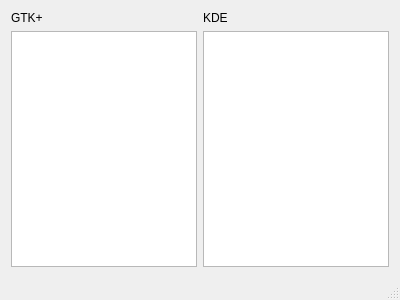
The window that bookmarksync.ui (jlu5/bookmarksync) describes before a commit, drawn with Qt 5.
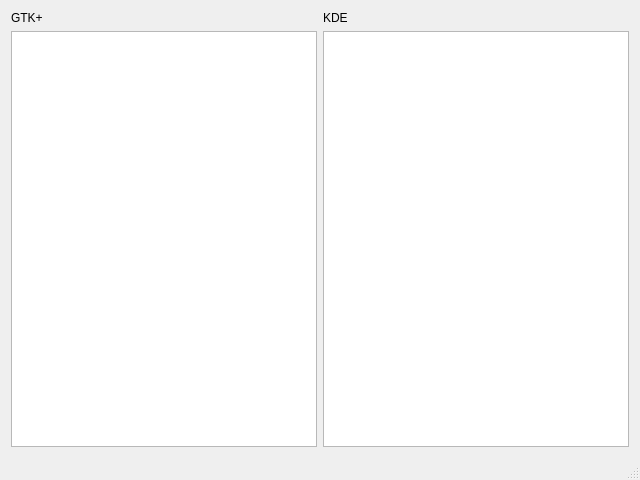
The same window after the commit.

```diff
--- a/bookmarksync.ui
+++ b/bookmarksync.ui
@@ -6,8 +6,8 @@
    <rect>
     <x>0</x>
     <y>0</y>
-    <width>400</width>
-    <height>300</height>
+    <width>640</width>
+    <height>480</height>
    </rect>
   </property>
   <property name="windowTitle">
```
Left out of the diff: 24 changed lines with no effect on the pictures.
